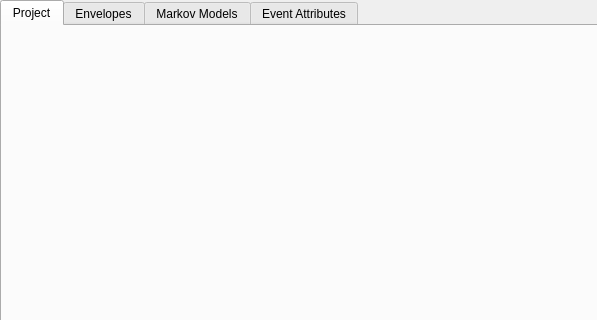
Old version of the form LASSIE/src/UI/mainwindow.ui in the repository passyur/DISSCO-2.2.0; both pictures show x 0 to 597 and y 0 to 320 of the 1200 by 800 pixel window.
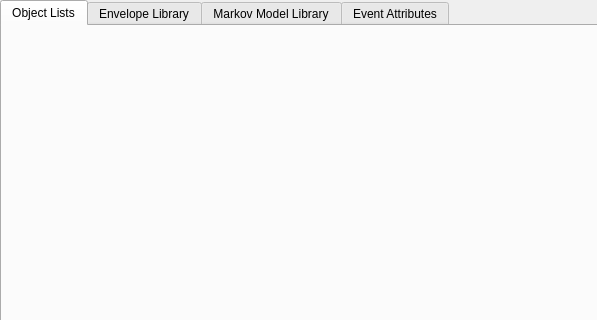
New version of the form.

Commit message: Fixed Project Saving, Created Project Properties Dialog

The edit to the form file:
```diff
--- a/LASSIE/src/UI/mainwindow.ui
+++ b/LASSIE/src/UI/mainwindow.ui
@@ -37,17 +37,17 @@
       </property>
       <widget class="QWidget" name="projectTab">
        <attribute name="title">
-        <string>Project</string>
+        <string>Object Lists</string>
        </attribute>
       </widget>
       <widget class="QWidget" name="envelopeTab">
        <attribute name="title">
-        <string>Envelopes</string>
+        <string>Envelope Library</string>
        </attribute>
       </widget>
       <widget class="QWidget" name="markovTab">
        <attribute name="title">
-        <string>Markov Models</string>
+        <string>Markov Model Library</string>
        </attribute>
       </widget>
       <widget class="QWidget" name="attributesTab">
```
The commit also changes 7 other files.
